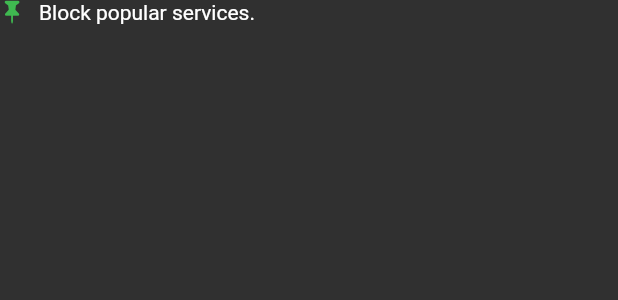
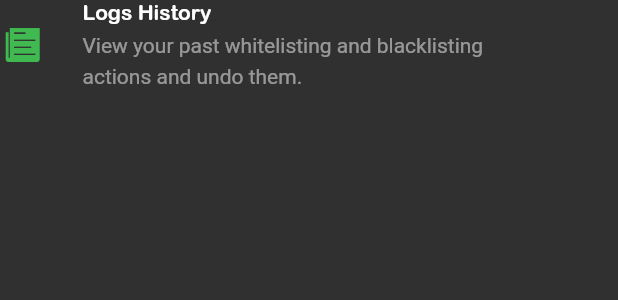
Before and after one commit to zero-stealth/Pihole-Manager, a Flutter app: the ChangelogItem widget shown alone on an empty page, opened directly, on a phone screen of 412 x 824 dp. Shown: the top 300 px of the screen. Run offline on Flutter 3.47's test engine with Material 2 defaults, Android fonts, the phone set to English and light mode, and no system bars; our stand-ins replace flutter_dotenv, flutter_svg, loading_animation_widget, sqflite; accounts and stored records are empty; Roboto replaces fonts that are missing (SFT-Regular).

Commit message:
:hammer: Changed changelogs theme

```diff
--- a/lib/screens/Settings.dart
+++ b/lib/screens/Settings.dart
@@ -100,8 +100,8 @@ class _SettingsState extends State<Settings> {
             },
           ),
           SettingsItem(
-            icon: CupertinoIcons.info_circle_fill,
-            name: "Changelog",
+            icon: CupertinoIcons.news_solid,
+            name: "What's new",
             subtitle: "Latest changes",
             borderStatus: false,
             iconSize: 22.0,
@@ -200,39 +200,76 @@ class _SettingsState extends State<Settings> {
                   //     ),
                   //   ],
                   // ),
+                  const SizedBox(height: 30.0),
+                  Container(
+                    width: double.infinity,
+                    child: Center(
+                      child: Image.asset(
+                        'assets/appicon.png',
+                        height: 100,
+                        width: 100,
+                      ),
+                    ),
+                  ),
                   const SizedBox(height: 20.0),
-                  Text(
-                    'Changelog',
+                  Container(
+                    width: double.infinity,
+                    child: Center(
+                      child: Text(
+                        'What\'s New',
                         style: TextStyle(
                           color: Color(0xff3FB950),
-                      fontSize: 18.0,
+                          fontSize: 20.0,
                           fontFamily: pBold,
                         ),
                       ),
-                  const SizedBox(height: 10.0),
-                  Text(
-                    'We are working on more features to improve your pihole experience with regular updates.',
-                    style: TextStyle(
-                      color: Colors.white.withOpacity(0.5),
-                      fontSize: 12.0,
-                      height: 1.5,
-                      fontFamily: pRegular,
                     ),
                   ),
-                  const SizedBox(height: 20.0),
+                  const SizedBox(height: 10.0),
+                  Container(
+                    width: double.infinity,
+                    child: Center(
+                      child: Text(
+                        'v1.7',
+                        style: TextStyle(
+                          color: Color(0xff3FB950),
+                          fontSize: 16.0,
+                          fontFamily: pBold,
+                        ),
+                      ),
+                    ),
+                  ),
+                  //const SizedBox(height: 15.0),
+                  // Container(
+                  //   width: double.infinity,
+                  //   child: Text(
+                  //     'We are working on more features to improve your pihole experience with regular updates.',
+                  //     textAlign: TextAlign.center,
+                  //     style: TextStyle(
+                  //       color: Colors.white.withOpacity(0.5),
+                  //       fontSize: 12.0,
+                  //       height: 1.5,
+                  //       fontFamily: pRegular,
+                  //     ),
+                  //   ),
+                  // ),
+                  const SizedBox(height: 25.0),
                   Column(
                     crossAxisAlignment: CrossAxisAlignment.start,
                     children: [
-                      ChangelogItem(message: 'Block popular services.'),
-                      ChangelogItem(message: 'Enable and disable pihole.'),
-                      ChangelogItem(message: 'View pihole statistics.'),
-                      ChangelogItem(message: 'View query logs.'),
                       ChangelogItem(
-                          message: 'Blacklist and whitelist domains.'),
-                      ChangelogItem(message: 'Manage clients.'),
+                        title: 'Logs History',
+                        message:
+                            "View your past whitelisting and blacklisting actions and undo them.",
+                      ),
+                      ChangelogItem(
+                        title: 'Improvements',
+                        message:
+                            "Minor UI changes.",
+                      ),
                     ],
                   ),
-                  const SizedBox(height: 20.0),
+                  //const SizedBox(height: 20.0),
                   Container(
                     width: double.infinity,
                     child: CupertinoButton(
@@ -482,33 +519,60 @@ class _SettingsState extends State<Settings> {
 }
 
 class ChangelogItem extends StatelessWidget {
+  final String title;
   final String message;
 
-  ChangelogItem({required this.message});
+  ChangelogItem({
+    required this.message,
+    required this.title,
+  });
 
   @override
   Widget build(BuildContext context) {
     return Container(
-      margin: EdgeInsets.only(bottom: 10.0),
+      margin: EdgeInsets.only(bottom: 20.0),
       child: Row(
+        mainAxisSize: MainAxisSize.min,
         mainAxisAlignment: MainAxisAlignment.start,
         children: [
           Icon(
-            CupertinoIcons.pin_fill,
+            CupertinoIcons.news_solid,
             color: Color(0xff3FB950),
-            size: 16.0,
+            size: 30.0,
           ),
-          SizedBox(width: 10.0),
+          SizedBox(width: 25.0),
+          Column(
+            crossAxisAlignment: CrossAxisAlignment.start,
+            mainAxisSize: MainAxisSize.min,
+            children: [
               Flexible(
                 child: Text(
-              message,
+                  title,
                   overflow: TextOverflow.clip,
+                  textAlign: TextAlign.start,
                   style: TextStyle(
                     color: Colors.white,
                     fontSize: 14.0,
+                    fontFamily: pBold,
+                  ),
+                ),
+              ),
+              SizedBox(height: 2.0),
+              SizedBox(
+                width: MediaQuery.of(context).size.width - 100,
+                child: Text(
+                  message,
+                  textAlign: TextAlign.start,
+                  overflow: TextOverflow.clip,
+                  style: TextStyle(
+                    color: Colors.white.withOpacity(0.5),
+                    fontSize: 14.0,
+                    height: 1.5,
                     fontFamily: pRegular,
                   ),
                 ),
+              ),
+            ],
           ),
         ],
       ),
```
Lines whose indentation alone changed are shown as unchanged.
